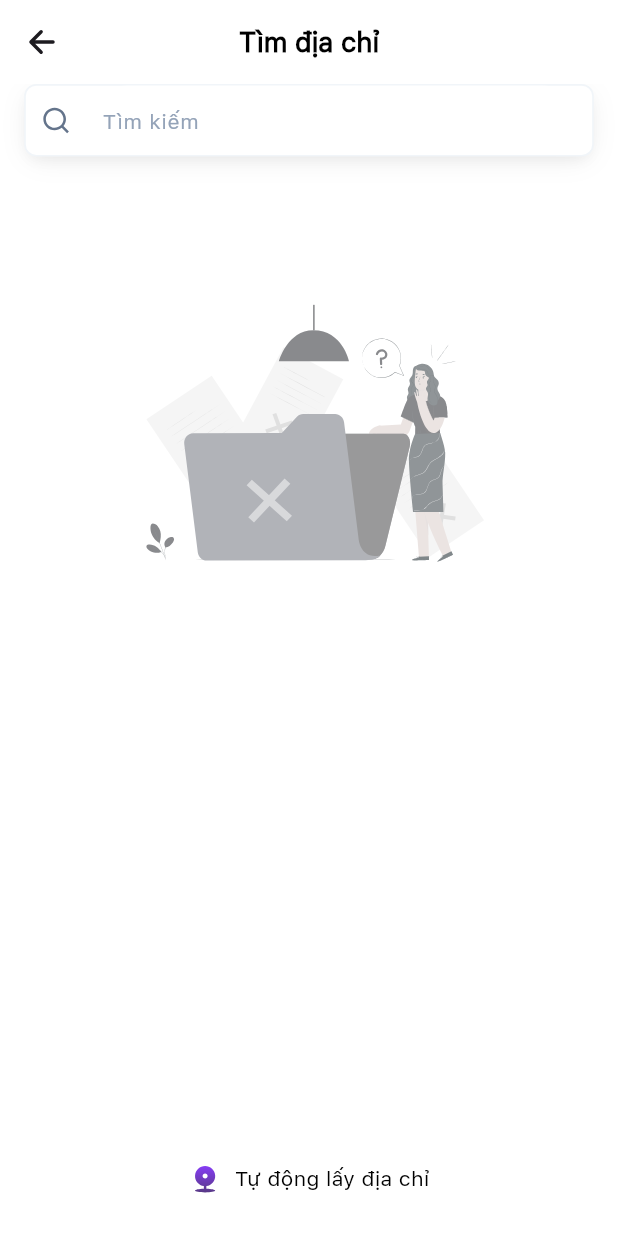
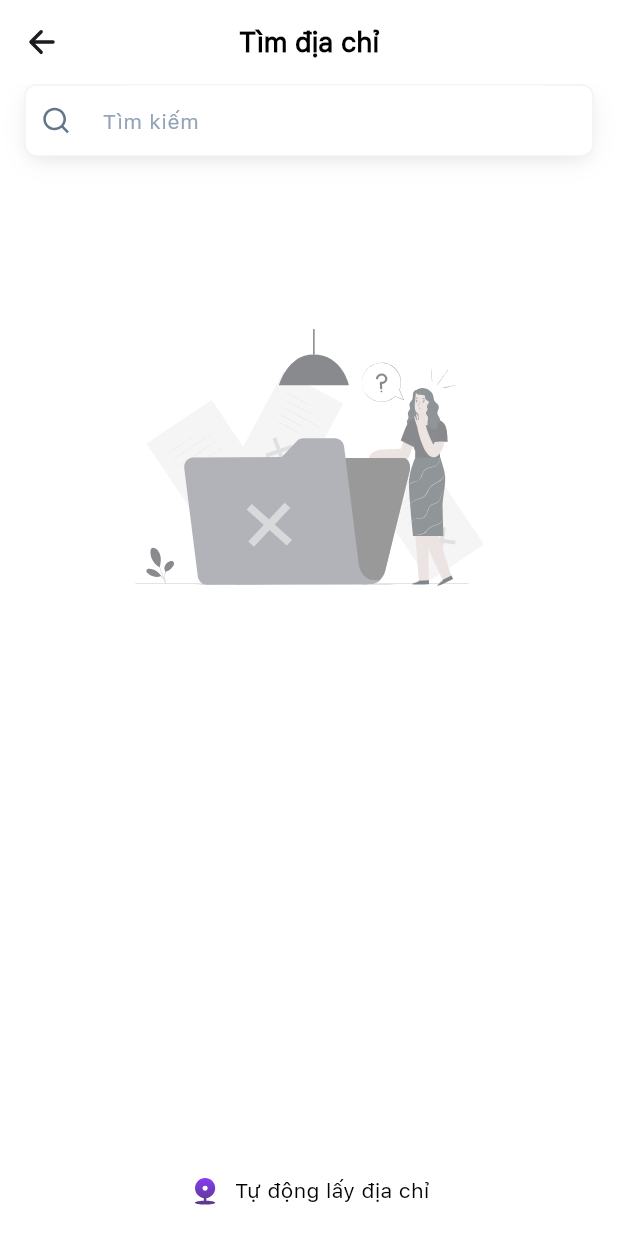
Before and after one commit to LHAnh2002/dust_buster, a Flutter app: the FindLocationView screen opened by its route, on a phone screen of 412 x 824 dp. Run offline on Flutter 3.47's test engine with Material 3 defaults, Android fonts, the phone set to English and light mode, and no system bars; our stand-ins replace cached_network_image, carousel_slider, firebase_core, flutter_animate, flutter_screenutil, flutter_svg and 7 more; accounts and stored records are empty; Roboto replaces fonts that are missing (Quicksand).

Commit message:
fix location

```diff
--- a/lib/app/modules/home/views/header/location/find_location/bottom_location/bottom_location_page.dart
+++ b/lib/app/modules/home/views/header/location/find_location/bottom_location/bottom_location_page.dart
@@ -18,7 +18,7 @@ class BottomLocationPage extends StatelessWidget {
             if (controller.isLoadingAutoLocation.value == false)
               Container(
                 color: AppColors.white,
-                height: 44.h,
+                height: 60.h,
                 child: Row(
                   crossAxisAlignment: CrossAxisAlignment.center,
                   mainAxisAlignment: MainAxisAlignment.center,
--- a/lib/app/modules/home/views/header/location/find_location/find_location_view.dart
+++ b/lib/app/modules/home/views/header/location/find_location/find_location_view.dart
@@ -35,7 +35,11 @@ class FindLocationView extends GetView<FindLocationController> {
           ListView(
             children: [
               SearchPage(controller: controller),
-              controller.obx(
+              Padding(
+                padding: const EdgeInsets.only(
+                        top: 16, left: 16, right: 16, bottom: 16)
+                    .r,
+                child: controller.obx(
                   (state) {
                     return ListView.separated(
                       shrinkWrap: true,
@@ -43,7 +47,8 @@ class FindLocationView extends GetView<FindLocationController> {
                       itemCount: state?.length ?? 0,
                       itemBuilder: (BuildContext context, int index) {
                         final AutoCompleteModel? model = state?[index];
-                      return ListLocation(model: model, controller: controller);
+                        return ListLocation(
+                            model: model, controller: controller);
                       },
                       separatorBuilder: (context, index) =>
                           SizedBox(width: 0.0, height: 8.h),
@@ -57,6 +62,7 @@ class FindLocationView extends GetView<FindLocationController> {
                   onError: (error) => Center(
                       child: CustomNotFoundWidget(error: error, top: 0.12.sh)),
                 ),
+              ),
             ],
           ),
           Positioned(
@@ -66,7 +72,6 @@ class FindLocationView extends GetView<FindLocationController> {
             child: Column(
               children: [
                 BottomLocationPage(controller: controller),
-                SizedBox(width: 0.0, height: 16.h),
               ],
             ),
           ),
```
Also changed, not shown: lib/app/modules/account/view/widgets/button_avartar_widget.dart (+5 -10 lines), lib/app/modules/home/views/header/location/find_location/list_location/list_location.dart (+17 -10 lines). Lines whose indentation alone changed are shown as unchanged.
